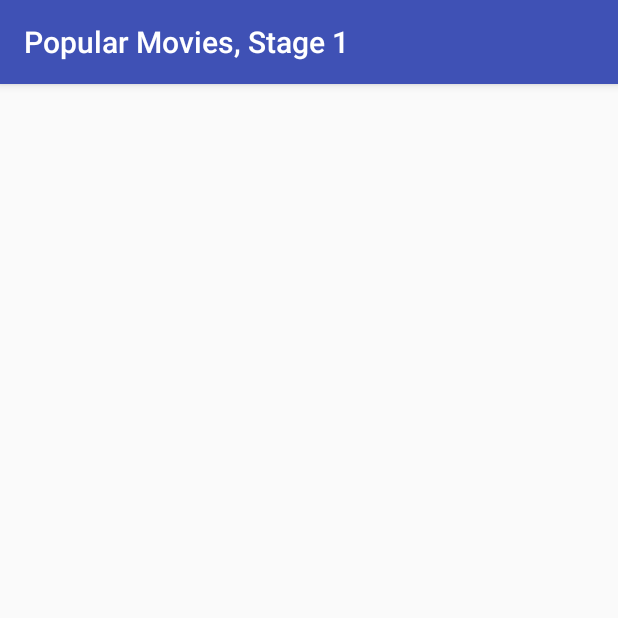
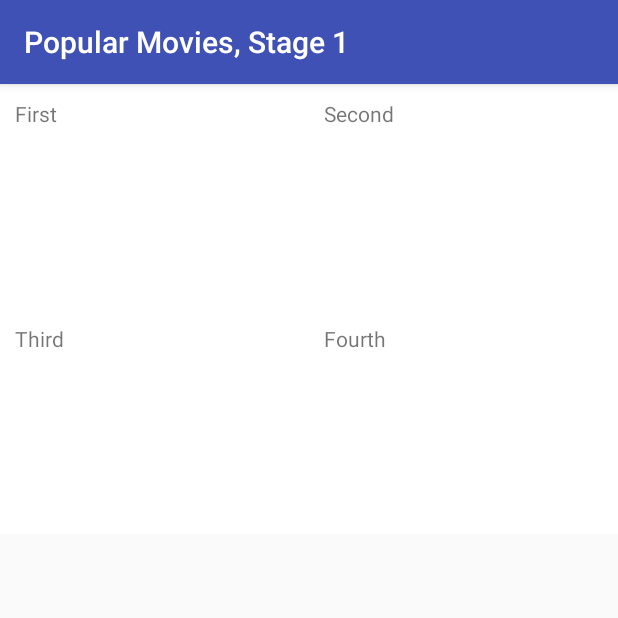
Before and after one commit to sdsahib/PopularMovies, an Android app: the screen it shows after launch (MainActivity), on a phone screen of 412 x 824 dp, the top half of it. Run offline under Robolectric (Android 15) with nearby library versions, the phone set to English and light mode, and no system bars.

Commit message:
Card displayed

```diff
--- a/app/src/main/java/com/example/sahisingh/popularmoviesstage1/MainActivity.java
+++ b/app/src/main/java/com/example/sahisingh/popularmoviesstage1/MainActivity.java
@@ -2,12 +2,46 @@ package com.example.sahisingh.popularmoviesstage1;
 
 import android.support.v7.app.AppCompatActivity;
 import android.os.Bundle;
+import android.support.v7.widget.GridLayoutManager;
+import android.support.v7.widget.RecyclerView;
+import android.widget.Toast;
 
-public class MainActivity extends AppCompatActivity {
+import com.example.sahisingh.popularmoviesstage1.Models.MovieDetails;
 
+import java.util.ArrayList;
+
+public class MainActivity extends AppCompatActivity implements RecyclerViewAdapter.MovieItemClickListener{
+
+    RecyclerView recyclerView;
+    ArrayList arrayList;
     @Override
     protected void onCreate(Bundle savedInstanceState) {
         super.onCreate(savedInstanceState);
         setContentView(R.layout.activity_main);
+
+        recyclerView = findViewById(R.id.recyclerView);
+        arrayList = new ArrayList();
+
+        arrayList.add(new MovieDetails("First"));
+        arrayList.add(new MovieDetails("Second"));
+        arrayList.add(new MovieDetails("Third"));
+        arrayList.add(new MovieDetails("Fourth"));
+
+        RecyclerViewAdapter adapter = new RecyclerViewAdapter(this,this,arrayList);
+//        adapter.setNews(arrayList);
+//        adapter.notifyDataSetChanged();
+        recyclerView.setAdapter(adapter);
+
+        GridLayoutManager manager = new GridLayoutManager(this,
+                2,GridLayoutManager.VERTICAL,false);
+        recyclerView.setLayoutManager(manager);
+
+
+    }
+
+    @Override
+    public void onItemClick(MovieDetails movieDetails) {
+        Toast.makeText(getApplicationContext(), movieDetails.getName() + " is clicked", Toast.LENGTH_SHORT).show();
+
     }
 }
--- a/app/src/main/java/com/example/sahisingh/popularmoviesstage1/Models/MovieDetails.java
+++ b/app/src/main/java/com/example/sahisingh/popularmoviesstage1/Models/MovieDetails.java
@@ -2,6 +2,13 @@ package com.example.sahisingh.popularmoviesstage1.Models;
 
 public class MovieDetails {
     private String name;
+
+    public MovieDetails() {
+    }
+
+    public MovieDetails(String name) {
+        this.name = name;
+    }
 
     public String getName() {
         return name;
--- a/app/src/main/java/com/example/sahisingh/popularmoviesstage1/RecyclerViewAdapter.java
+++ b/app/src/main/java/com/example/sahisingh/popularmoviesstage1/RecyclerViewAdapter.java
@@ -3,10 +3,12 @@ package com.example.sahisingh.popularmoviesstage1;
 import android.content.Context;
 import android.support.annotation.NonNull;
 import android.support.v7.widget.RecyclerView;
+import android.util.Log;
 import android.view.LayoutInflater;
 import android.view.View;
 import android.view.ViewGroup;
 import android.widget.ImageView;
+import android.widget.TextView;
 
 import com.example.sahisingh.popularmoviesstage1.Models.MovieDetails;
 
@@ -18,7 +20,8 @@ public class RecyclerViewAdapter extends RecyclerView.Adapter<RecyclerViewAdapte
     private MovieItemClickListener movieItemClickListener;
     private LayoutInflater movieLayoutInflater;
 
-    RecyclerViewAdapter(Context context, MovieItemClickListener movieItemClickListener){
+    RecyclerViewAdapter(Context context, MovieItemClickListener movieItemClickListener,List<MovieDetails> movieDetails){
+        this.movieDetailsList = movieDetails;
         this.movieLayoutInflater = LayoutInflater.from(context);
         this.movieItemClickListener = movieItemClickListener;
     }
@@ -37,30 +40,43 @@ public class RecyclerViewAdapter extends RecyclerView.Adapter<RecyclerViewAdapte
     }
     @Override
     public int getItemCount() {
-        return 0;
+        return movieDetailsList.size();
     }
 
     @Override
     public void onBindViewHolder(@NonNull MovieHolder holder, int position) {
         MovieDetails movieDetails = movieDetailsList.get(position);
 
+        Log.d("SETTING", "onBindViewHolder: " + position + movieDetails.getName());
+        holder.setData(movieDetails);
+
 
     }
 
     public class MovieHolder extends RecyclerView.ViewHolder implements View.OnClickListener{
-        ImageView movieImageView;
+//        ImageView movieImageView;
+        TextView textView ;
+        MovieDetails movieDetails;
         MovieHolder(View movieView){
             super(movieView);
-            movieImageView = movieView.findViewById(R.id.imageView);
+//            movieImageView = movieView.findViewById(R.id.imageView);
+            textView = movieView.findViewById(R.id.textView);
 
-            movieImageView.setOnClickListener(this);
+            textView.setOnClickListener(this);
         }
         @Override
         public void onClick(View view) {
-            movieItemClickListener.onItemClick(getAdapterPosition());
+
+            movieItemClickListener.onItemClick(movieDetails);
+        }
+
+        public void setData(MovieDetails movieDetails){
+            this.movieDetails = movieDetails;
+            textView.setText(movieDetails.getName());
+
         }
     }
     public interface MovieItemClickListener {
-        void onItemClick(int position);
+        void onItemClick(MovieDetails movieDetails);
     }
 }
--- a/app/src/main/res/layout/activity_main.xml
+++ b/app/src/main/res/layout/activity_main.xml
@@ -9,11 +9,14 @@
     <RelativeLayout
         android:layout_width="match_parent"
         android:layout_height="match_parent">
+
         <android.support.v7.widget.RecyclerView
             android:id="@+id/recyclerView"
             android:layout_width="match_parent"
             android:layout_height="match_parent"
-            android:scrollbars="vertical"/>
+            android:scrollbars="vertical"
+            app:layout_behavior="@string/appbar_scrolling_view_behavior"/>
+
     </RelativeLayout>
 
 </android.support.constraint.ConstraintLayout>
--- a/app/src/main/res/layout/recycler_view_layout.xml
+++ b/app/src/main/res/layout/recycler_view_layout.xml
@@ -18,11 +18,19 @@
             android:id="@+id/relativeLayout"
             android:layout_width="match_parent"
             android:layout_height="match_parent">
-            <ImageView
-                android:id="@+id/imageView"
+            <!--<ImageView-->
+                <!--android:id="@+id/imageView"-->
+                <!--android:layout_width="wrap_content"-->
+                <!--android:layout_height="wrap_content"-->
+                <!--android:layout_centerInParent="true"-->
+                <!--/>-->
+            <TextView
+                android:id="@+id/textView"
                 android:layout_width="wrap_content"
                 android:layout_height="wrap_content"
-                android:layout_centerInParent="true"
+
+
+
                 />
         </RelativeLayout>
     </android.support.v7.widget.CardView>
```
